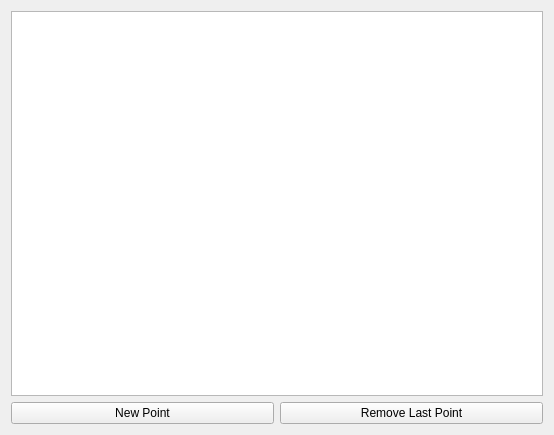
Above: A10_Shared_Memory/A10_Main_Window.ui from fscopulovic-tgm/SEW-16-17 before the change. Below: the same form after it.
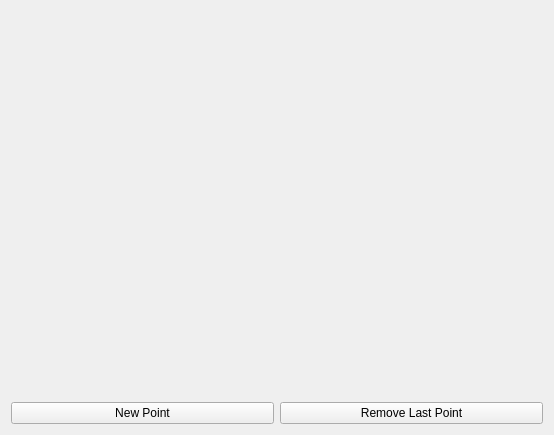
That is the form after the change.

What changed in the file:
```diff
--- a/A10_Shared_Memory/A10_Main_Window.ui
+++ b/A10_Shared_Memory/A10_Main_Window.ui
@@ -29,7 +29,7 @@
     </widget>
    </item>
    <item row="0" column="0" colspan="2">
-    <widget class="QGraphicsView" name="graphicsView"/>
+    <widget class="QWidget" name="widget" native="true"/>
    </item>
   </layout>
  </widget>
```
